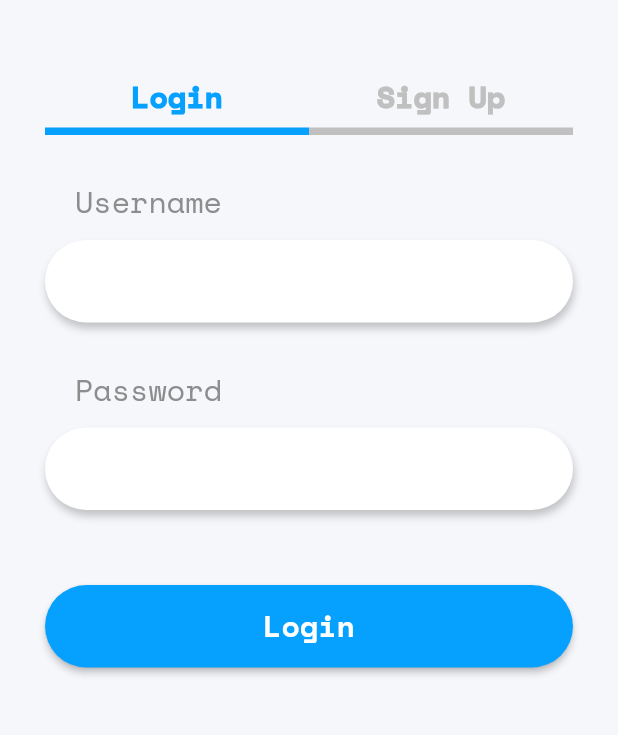
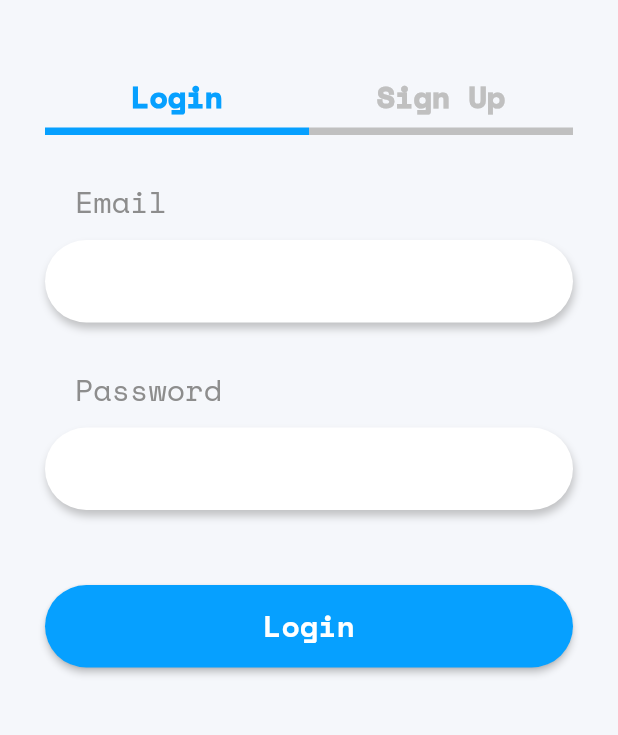
Before and after one commit to thepioneered/jamiie, a Flutter app: the screen it shows after launch, on a phone screen of 412 x 824 dp, the part 345-1080 px from its top. Run offline on Flutter 3.47's test engine with Material 2 defaults, Android fonts, the phone set to English and light mode, and no system bars; our stand-ins replace google_fonts, rxdart.

Commit message:
Check AuthBloc

```diff
--- /dev/null
+++ b/jamiee_flutter/lib/BloC/authBloC.dart
@@ -0,0 +1,45 @@
+import 'dart:async';
+
+import 'package:rxdart/rxdart.dart';
+
+class AuthBloc {
+  final _email = BehaviorSubject<String>();
+  final _password = BehaviorSubject<String>();
+
+  //Getters
+  Stream<String> get emailStream => _email.stream.transform(validateEmail);
+  Stream<String> get passwordStream =>
+      _password.stream.transform(validatePassword);
+  Stream<bool> get isValid => CombineLatestStream.combine2(
+      emailStream, passwordStream, (emailSttream, passwordStream) => true);
+
+  //Setters
+
+  Function(String) get emailSink => _email.sink.add;
+  Function(String) get passwordSink => _password.sink.add;
+
+  dispose() {
+    _email.close();
+    _password.close();
+  }
+
+  //Transformers
+
+  final validateEmail = StreamTransformer<String, String>.fromHandlers(
+      handleData: (emailStream, sink) {
+    if (emailStream.length < 10) {
+      print(emailStream);
+      sink.addError("Email wrong");
+    } else {
+      sink.add(emailStream);
+    }
+  });
+  final validatePassword = StreamTransformer<String, String>.fromHandlers(
+      handleData: (passwordStream, sink) {
+    if (passwordStream.length < 10 || passwordStream.contains(" ")) {
+      sink.addError("Password wrong");
+    } else {
+      sink.add(passwordStream);
+    }
+  });
+}
--- a/jamiee_flutter/lib/screens/homePage.dart
+++ b/jamiee_flutter/lib/screens/homePage.dart
@@ -2,10 +2,12 @@ import 'dart:io';
 
 import 'package:flutter/cupertino.dart';
 import 'package:flutter/material.dart';
+import 'package:jamiee_flutter/BloC/authBloC.dart';
 import 'package:jamiee_flutter/screens/loginPage.dart';
 import 'package:jamiee_flutter/screens/signupPage.dart';
 import 'package:jamiee_flutter/styles/colors.dart';
 import 'package:jamiee_flutter/styles/text.dart';
+import 'package:provider/provider.dart';
 
 class HomePagePlatform extends StatelessWidget {
   @override
@@ -55,7 +57,9 @@ class _HomePageState extends State<HomePage> {
         _loginColor = AppColors.primaryBlue;
         _signupColor = AppColors.placeHolderInput;
     }
-    return SingleChildScrollView(
+    return Provider(
+      create: (BuildContext context)=>AuthBloc(),
+          child: SingleChildScrollView(
         child: Container(
           padding:
               EdgeInsets.only(left: 30.0, right: 30.0, top: 30.0, bottom: 10.0),
@@ -96,6 +100,7 @@ class _HomePageState extends State<HomePage> {
             ],
           ),
         ),
+      ),
     );
   }
 
--- a/jamiee_flutter/lib/screens/loginPage.dart
+++ b/jamiee_flutter/lib/screens/loginPage.dart
@@ -1,32 +1,61 @@
 import 'package:flutter/cupertino.dart';
 import 'package:flutter/material.dart';
+import 'package:jamiee_flutter/BloC/authBloC.dart';
 import 'package:jamiee_flutter/styles/colors.dart';
 import 'package:jamiee_flutter/widgets/button.dart';
 import 'package:jamiee_flutter/widgets/textField.dart';
+import 'package:provider/provider.dart';
 
-class LoginPage extends StatelessWidget {
+class LoginPage extends StatefulWidget {
+  @override
+  _LoginPageState createState() => _LoginPageState();
+}
+
+class _LoginPageState extends State<LoginPage> {
   @override
   Widget build(BuildContext context) {
+    var check = Provider.of<AuthBloc>(context);
     return Column(
       mainAxisAlignment: MainAxisAlignment.spaceEvenly,
       children: <Widget>[
-        TextFieldWidget(
-          title: "Username",
-        ),
-        TextFieldWidget(
+        StreamBuilder<String>(
+            stream: check.emailStream,
+            builder: (context, snapshot) {
+              return TextFieldWidget(
+                title: "Email",
+                keyboardType: TextInputType.emailAddress,
+                onChanged: check.emailSink,
+                errorText: snapshot.error,
+              );
+            }),
+        StreamBuilder<String>(
+            stream: check.passwordStream,
+            builder: (context, snapshot) {
+              return TextFieldWidget(
                 title: "Password",
                 isPassword: true,
-        ),
+                keyboardType: TextInputType.text,
+                onChanged: check.passwordSink,
+                errorText: snapshot.error,
+              );
+            }),
         SizedBox(
           height: 20.0,
         ),
-        AppLoginButton(
+        StreamBuilder<bool>(
+            stream: check.isValid,
+            builder: (context, snapshot) {
+              print('+++++++${snapshot.error}++++++');
+              return AppLoginButton(
                 title: "Login",
                 color: AppColors.primaryBlue,
-          onTap: () {
+                onTap: snapshot.hasError
+                    ? null
+                    : () {
                         print("Login Page");
                       },
-        )
+              );
+            })
       ],
     );
   }
--- a/jamiee_flutter/lib/styles/colors.dart
+++ b/jamiee_flutter/lib/styles/colors.dart
@@ -9,4 +9,5 @@ abstract class AppColors {
   static Color get grayInputHeading => const Color(0xFF8D8D8D);
   static Color get placeHolderInput => const Color(0xFFC0C0C0);
   static Color get white => Colors.white;
+  static Color get red => Colors.red;
 }
--- a/jamiee_flutter/lib/styles/text.dart
+++ b/jamiee_flutter/lib/styles/text.dart
@@ -8,6 +8,8 @@ class AppTextStyle {
       fontSize: 20.0,
       fontWeight: FontWeight.w600,
       textStyle: TextStyle(color: AppColors.white));
+  static TextStyle get errorText => GoogleFonts.spaceMono(
+      fontSize: 13.0, textStyle: TextStyle(color: AppColors.red));
 
   static TextStyle tabText(Color _color) {
     return GoogleFonts.spaceMono(
--- a/jamiee_flutter/lib/widgets/button.dart
+++ b/jamiee_flutter/lib/widgets/button.dart
@@ -7,16 +7,14 @@ class AppLoginButton extends StatelessWidget {
   final Color color;
   final Function onTap;
 
-  const AppLoginButton({@required this.title, @required this.color, @required this.onTap});
+  const AppLoginButton(
+      {@required this.title, @required this.color, @required this.onTap});
   @override
   Widget build(BuildContext context) {
     return ButtonTheme(
-
-
       minWidth: MediaQuery.of(context).size.width,
       height: BaseStyles.loginWidgetHeight,
       child: RaisedButton(
-
         color: color,
         onPressed: onTap,
         shape: RoundedRectangleBorder(borderRadius: BaseStyles.radius),
--- a/jamiee_flutter/lib/widgets/textField.dart
+++ b/jamiee_flutter/lib/widgets/textField.dart
@@ -1,4 +1,5 @@
 import 'package:flutter/material.dart';
+import 'package:flutter/services.dart';
 import 'package:jamiee_flutter/styles/base.dart';
 import 'package:jamiee_flutter/styles/colors.dart';
 import 'package:jamiee_flutter/styles/text.dart';
@@ -7,10 +8,16 @@ import 'package:jamiee_flutter/styles/text.dart';
 class TextFieldWidget extends StatelessWidget {
   final String title;
   final bool isPassword;
+  final TextInputType keyboardType;
+  final Function onChanged;
+  final String errorText;
 
   const TextFieldWidget({
     @required this.title,
     this.isPassword,
+    @required this.keyboardType,
+    this.onChanged,
+    this.errorText,
   });
   @override
   Widget build(BuildContext context) {
@@ -34,6 +41,7 @@ class TextFieldWidget extends StatelessWidget {
           ),
           Container(
               padding: EdgeInsets.only(left: 20.0, right: 10.0),
+              alignment: Alignment.center,
               decoration: BoxDecoration(
                 boxShadow: BaseStyles.boxShadow,
                 color: AppColors.white,
@@ -41,10 +49,21 @@ class TextFieldWidget extends StatelessWidget {
               ),
               height: BaseStyles.loginWidgetHeight,
               child: TextField(
+                keyboardType: keyboardType,
+                onChanged: onChanged,
+                onEditingComplete: () => print("Completed"),
                 decoration: InputDecoration(
                   border: InputBorder.none,
                 ),
               )),
+          errorText != null
+              ? Container(
+                  padding: EdgeInsets.only(left: 20.0, top: 5.0),
+                  child: Text(
+                    errorText,
+                    style: AppTextStyle.errorText,
+                  ))
+              : Container(),
           SizedBox(
             height: 30.0,
           ),
--- a/jamiee_flutter/pubspec.yaml
+++ b/jamiee_flutter/pubspec.yaml
@@ -29,6 +29,8 @@ dependencies:
   # Use with the CupertinoIcons class for iOS style icons.
   cupertino_icons: ^0.1.3
   google_fonts: ^1.1.0
+  provider:
+  rxdart:
 
 dev_dependencies:
   flutter_test:
```
Also changed, not shown: jamiee_flutter/lib/screens/signupPage.dart (+79 -29 lines), jamiee_flutter/pubspec.lock. Lines whose indentation alone changed are shown as unchanged.
